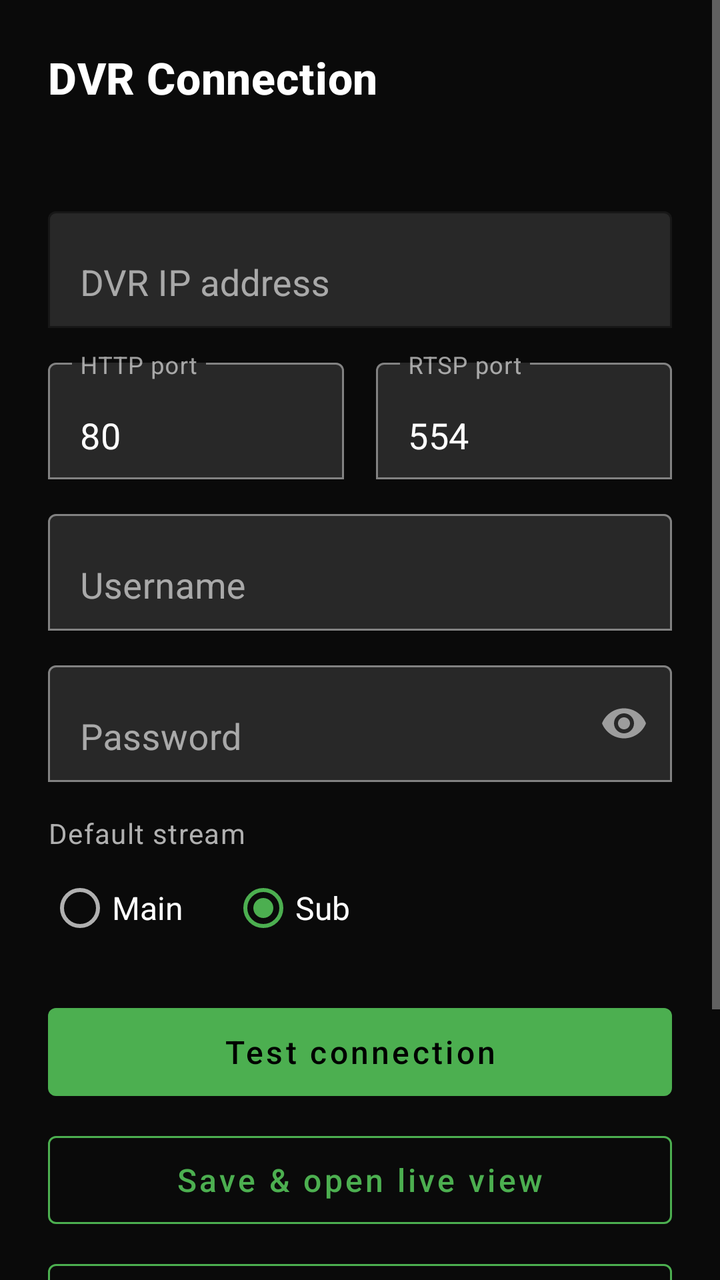
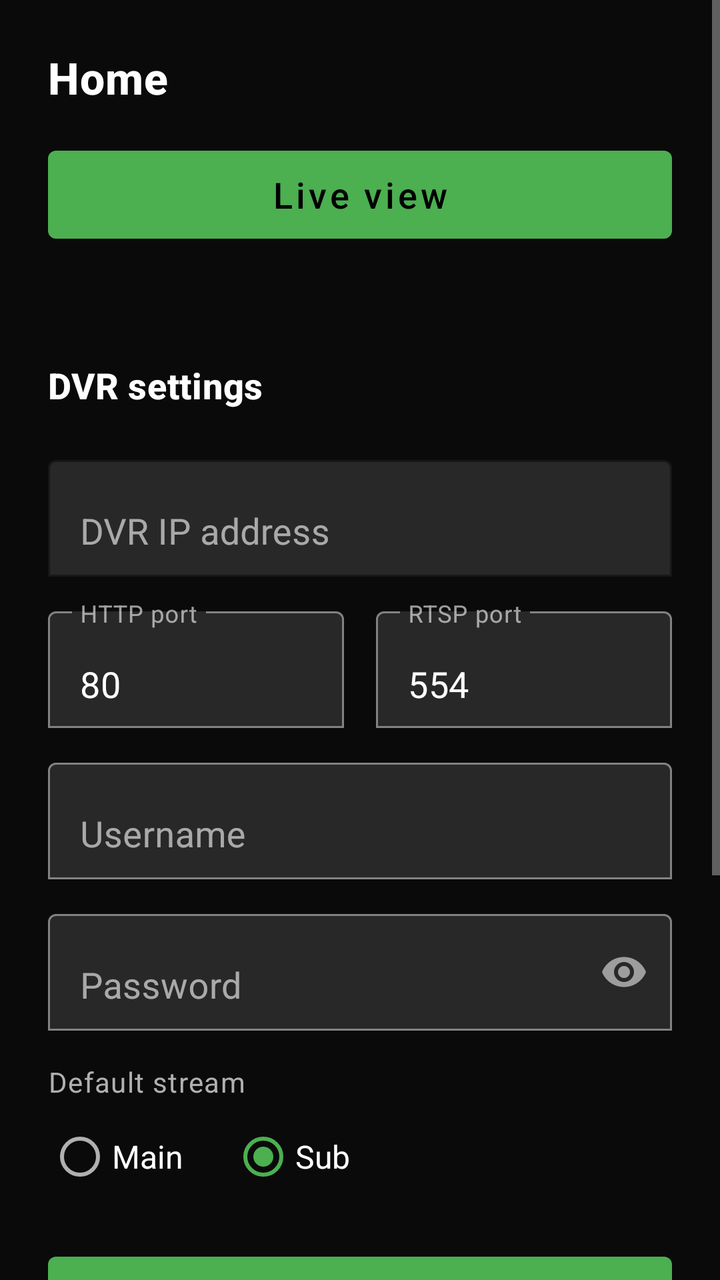

Compare the two renders of this Android layout. The source of the first and the diff that turns it into the second are given below.
<!-- AndroidManifest.xml: activity theme Theme.TruvendCam -->
<!-- res/layout/activity_setup.xml -->
<?xml version="1.0" encoding="utf-8"?>
<ScrollView xmlns:android="http://schemas.android.com/apk/res/android"
    xmlns:app="http://schemas.android.com/apk/res-auto"
    android:layout_width="match_parent"
    android:layout_height="match_parent"
    android:background="@color/bg_dark"
    android:fillViewport="true">

    <LinearLayout
        android:layout_width="match_parent"
        android:layout_height="wrap_content"
        android:orientation="vertical"
        android:padding="24dp">

        <TextView
            android:layout_width="match_parent"
            android:layout_height="wrap_content"
            android:text="@string/setup_title"
            android:textAppearance="@style/TextAppearance.TruvendCam.Title"
            android:focusable="false" />

        <TextView
            android:id="@+id/networkHint"
            android:layout_width="match_parent"
            android:layout_height="wrap_content"
            android:layout_marginTop="8dp"
            android:textAppearance="@style/TextAppearance.TruvendCam.Caption"
            android:focusable="false" />

        <com.google.android.material.textfield.TextInputLayout
            android:layout_width="match_parent"
            android:layout_height="wrap_content"
            android:layout_marginTop="20dp"
            android:hint="@string/hint_ip"
            app:boxBackgroundMode="outline"
            app:boxStrokeColor="@color/accent">

            <com.google.android.material.textfield.TextInputEditText
                android:id="@+id/inputHost"
                android:layout_width="match_parent"
                android:layout_height="wrap_content"
                android:inputType="textUri"
                android:nextFocusDown="@id/inputHttpPort"
                android:textSize="18sp" />
        </com.google.android.material.textfield.TextInputLayout>

        <LinearLayout
            android:layout_width="match_parent"
            android:layout_height="wrap_content"
            android:layout_marginTop="12dp"
            android:orientation="horizontal">

            <com.google.android.material.textfield.TextInputLayout
                android:layout_width="0dp"
                android:layout_height="wrap_content"
                android:layout_marginEnd="8dp"
                android:layout_weight="1"
                android:hint="@string/hint_http_port"
                app:boxBackgroundMode="outline">

                <com.google.android.material.textfield.TextInputEditText
                    android:id="@+id/inputHttpPort"
                    android:layout_width="match_parent"
                    android:layout_height="wrap_content"
                    android:inputType="number"
                    android:nextFocusDown="@id/inputRtspPort"
                    android:text="80"
                    android:textSize="18sp" />
            </com.google.android.material.textfield.TextInputLayout>

            <com.google.android.material.textfield.TextInputLayout
                android:layout_width="0dp"
                android:layout_height="wrap_content"
                android:layout_marginStart="8dp"
                android:layout_weight="1"
                android:hint="@string/hint_rtsp_port"
                app:boxBackgroundMode="outline">

                <com.google.android.material.textfield.TextInputEditText
                    android:id="@+id/inputRtspPort"
                    android:layout_width="match_parent"
                    android:layout_height="wrap_content"
                    android:inputType="number"
                    android:nextFocusDown="@id/inputUsername"
                    android:text="554"
                    android:textSize="18sp" />
            </com.google.android.material.textfield.TextInputLayout>
        </LinearLayout>

        <com.google.android.material.textfield.TextInputLayout
            android:layout_width="match_parent"
            android:layout_height="wrap_content"
            android:layout_marginTop="12dp"
            android:hint="@string/hint_username"
            app:boxBackgroundMode="outline">

            <com.google.android.material.textfield.TextInputEditText
                android:id="@+id/inputUsername"
                android:layout_width="match_parent"
                android:layout_height="wrap_content"
                android:inputType="text"
                android:nextFocusDown="@id/inputPassword"
                android:textSize="18sp" />
        </com.google.android.material.textfield.TextInputLayout>

        <com.google.android.material.textfield.TextInputLayout
            android:layout_width="match_parent"
            android:layout_height="wrap_content"
            android:layout_marginTop="12dp"
            android:hint="@string/hint_password"
            app:boxBackgroundMode="outline"
            app:endIconMode="password_toggle">

            <com.google.android.material.textfield.TextInputEditText
                android:id="@+id/inputPassword"
                android:layout_width="match_parent"
                android:layout_height="wrap_content"
                android:inputType="textPassword"
                android:nextFocusDown="@id/streamTypeGroup"
                android:textSize="18sp" />
        </com.google.android.material.textfield.TextInputLayout>

        <TextView
            android:layout_width="match_parent"
            android:layout_height="wrap_content"
            android:layout_marginTop="16dp"
            android:text="@string/label_stream_type"
            android:textAppearance="@style/TextAppearance.TruvendCam.Caption" />

        <RadioGroup
            android:id="@+id/streamTypeGroup"
            android:layout_width="match_parent"
            android:layout_height="wrap_content"
            android:layout_marginTop="4dp"
            android:nextFocusDown="@id/btnTest"
            android:orientation="horizontal">

            <RadioButton
                android:id="@+id/radioMain"
                android:layout_width="wrap_content"
                android:layout_height="wrap_content"
                android:minHeight="48dp"
                android:text="@string/stream_main"
                android:textColor="@color/text_primary"
                android:textSize="16sp" />

            <RadioButton
                android:id="@+id/radioSub"
                android:layout_width="wrap_content"
                android:layout_height="wrap_content"
                android:layout_marginStart="24dp"
                android:checked="true"
                android:minHeight="48dp"
                android:text="@string/stream_sub"
                android:textColor="@color/text_primary"
                android:textSize="16sp" />
        </RadioGroup>

        <com.google.android.material.button.MaterialButton
            android:id="@+id/btnTest"
            android:layout_width="match_parent"
            android:layout_height="wrap_content"
            android:layout_marginTop="20dp"
            android:focusable="true"
            android:nextFocusDown="@id/btnSave"
            android:text="@string/action_test" />

        <com.google.android.material.button.MaterialButton
            android:id="@+id/btnSave"
            style="@style/Widget.TruvendCam.Button.Secondary"
            android:layout_width="match_parent"
            android:layout_height="wrap_content"
            android:layout_marginTop="8dp"
            android:enabled="false"
            android:focusable="true"
            android:nextFocusDown="@id/btnLogs"
            android:text="@string/action_save_open" />

        <com.google.android.material.button.MaterialButton
            android:id="@+id/btnLogs"
            style="@style/Widget.TruvendCam.Button.Secondary"
            android:layout_width="match_parent"
            android:layout_height="wrap_content"
            android:layout_marginTop="8dp"
            android:focusable="true"
            android:nextFocusDown="@id/btnRelay"
            android:text="@string/action_logs" />

        <com.google.android.material.button.MaterialButton
            android:id="@+id/btnRelay"
            style="@style/Widget.TruvendCam.Button.Secondary"
            android:layout_width="match_parent"
            android:layout_height="wrap_content"
            android:layout_marginTop="8dp"
            android:focusable="true"
            android:text="@string/action_relay" />

        <ProgressBar
            android:id="@+id/progress"
            style="?android:attr/progressBarStyle"
            android:layout_width="wrap_content"
            android:layout_height="wrap_content"
            android:layout_gravity="center_horizontal"
            android:layout_marginTop="16dp"
            android:visibility="gone" />

        <TextView
            android:id="@+id/statusText"
            android:layout_width="match_parent"
            android:layout_height="wrap_content"
            android:layout_marginTop="12dp"
            android:textAppearance="@style/TextAppearance.TruvendCam.Body"
            android:textColor="@color/text_secondary" />

        <TextView
            android:id="@+id/channelsHeader"
            android:layout_width="match_parent"
            android:layout_height="wrap_content"
            android:layout_marginTop="16dp"
            android:text="@string/channels_discovered"
            android:textAppearance="@style/TextAppearance.TruvendCam.Title"
            android:visibility="gone" />

        <androidx.recyclerview.widget.RecyclerView
            android:id="@+id/channelList"
            android:layout_width="match_parent"
            android:layout_height="wrap_content"
            android:layout_marginTop="8dp"
            android:nestedScrollingEnabled="false" />
    </LinearLayout>
</ScrollView>
<!-- resources referenced by this layout -->
<resources>
  <color name="accent">#FF4CAF50</color>
  <color name="bg_dark">#FF0A0A0A</color>
  <color name="text_primary">#FFFFFFFF</color>
  <color name="text_secondary">#FFB0B0B0</color>
  <string name="action_logs">Diagnostic log</string>
  <string name="action_relay">RTSP relay</string>
  <string name="action_save_open">Save &amp; open live view</string>
  <string name="action_test">Test connection</string>
  <string name="channels_discovered">Discovered channels</string>
  <string name="hint_http_port">HTTP port</string>
  <string name="hint_ip">DVR IP address</string>
  <string name="hint_password">Password</string>
  <string name="hint_rtsp_port">RTSP port</string>
  <string name="hint_username">Username</string>
  <string name="label_stream_type">Default stream</string>
  <string name="setup_title">DVR Connection</string>
  <string name="stream_main">Main</string>
  <string name="stream_sub">Sub</string>
  <style name="TextAppearance.TruvendCam.Body" parent="TextAppearance.MaterialComponents.Body1">
          <item name="android:textColor">@color/text_primary</item>
          <item name="android:textSize">16sp</item>
      </style>
  <style name="TextAppearance.TruvendCam.Caption" parent="TextAppearance.MaterialComponents.Caption">
          <item name="android:textColor">@color/text_secondary</item>
          <item name="android:textSize">14sp</item>
      </style>
  <style name="TextAppearance.TruvendCam.Title" parent="TextAppearance.MaterialComponents.Headline6">
          <item name="android:textColor">@color/text_primary</item>
          <item name="android:textSize">22sp</item>
          <item name="android:textStyle">bold</item>
      </style>
  <style name="Widget.TruvendCam.Button.Secondary" parent="Widget.MaterialComponents.Button.OutlinedButton">
          <item name="android:minHeight">56dp</item>
          <item name="android:textAllCaps">false</item>
          <item name="android:textSize">16sp</item>
          <item name="strokeColor">@color/accent</item>
          <item name="android:textColor">@color/accent</item>
          <item name="cornerRadius">4dp</item>
      </style>
  <color name="accent_focus">#FF81C784</color>
  <color name="black">#FF000000</color>
  <style name="Widget.TruvendCam.Button" parent="Widget.MaterialComponents.Button">
          <item name="android:minHeight">56dp</item>
          <item name="android:textAllCaps">false</item>
          <item name="android:textSize">16sp</item>
          <item name="backgroundTint">@color/accent</item>
          <item name="android:textColor">@color/black</item>
          <item name="cornerRadius">4dp</item>
      </style>
  <style name="Widget.TruvendCam.EditText" parent="Widget.AppCompat.EditText">
          <item name="android:minHeight">52dp</item>
          <item name="android:textSize">18sp</item>
          <item name="android:textColor">@color/text_primary</item>
          <item name="android:textColorHint">@color/text_secondary</item>
          <item name="android:backgroundTint">@color/accent</item>
          <item name="android:padding">12dp</item>
      </style>
  <!-- unchanged entries left out for length: 1 -->
</resources>

<!-- the commit's change to res/layout/activity_setup.xml (unified diff, before → after) -->
@@ -15,16 +15,36 @@
         <TextView
             android:layout_width="match_parent"
             android:layout_height="wrap_content"
+            android:text="@string/home_title"
+            android:textAppearance="@style/TextAppearance.TruvendCam.Title"
+            android:focusable="false" />
+
+        <com.google.android.material.button.MaterialButton
+            android:id="@+id/btnLiveView"
+            android:layout_width="match_parent"
+            android:layout_height="wrap_content"
+            android:layout_marginTop="16dp"
+            android:enabled="false"
+            android:focusable="true"
+            android:nextFocusDown="@id/inputHost"
+            android:text="@string/action_live_view"
+            android:textSize="18sp" />
+
+        <TextView
+            android:id="@+id/networkHint"
+            android:layout_width="match_parent"
+            android:layout_height="wrap_content"
+            android:layout_marginTop="20dp"
+            android:textAppearance="@style/TextAppearance.TruvendCam.Caption"
+            android:focusable="false" />
+
+        <TextView
+            android:layout_width="match_parent"
+            android:layout_height="wrap_content"
+            android:layout_marginTop="16dp"
             android:text="@string/setup_title"
             android:textAppearance="@style/TextAppearance.TruvendCam.Title"
-            android:focusable="false" />
-
-        <TextView
-            android:id="@+id/networkHint"
-            android:layout_width="match_parent"
-            android:layout_height="wrap_content"
-            android:layout_marginTop="8dp"
-            android:textAppearance="@style/TextAppearance.TruvendCam.Caption"
+            android:textSize="18sp"
             android:focusable="false" />
 
         <com.google.android.material.textfield.TextInputLayout
@@ -174,7 +194,7 @@
             android:enabled="false"
             android:focusable="true"
             android:nextFocusDown="@id/btnLogs"
-            android:text="@string/action_save_open" />
+            android:text="@string/action_save" />
 
         <com.google.android.material.button.MaterialButton
             android:id="@+id/btnLogs"
<!-- resource entries referenced after the edit -->
@@ -4,9 +4,10 @@
   <color name="bg_dark">#FF0A0A0A</color>
   <color name="text_primary">#FFFFFFFF</color>
   <color name="text_secondary">#FFB0B0B0</color>
+  <string name="action_live_view">Live view</string>
   <string name="action_logs">Diagnostic log</string>
   <string name="action_relay">RTSP relay</string>
-  <string name="action_save_open">Save &amp; open live view</string>
+  <string name="action_save">Save</string>
   <string name="action_test">Test connection</string>
   <string name="channels_discovered">Discovered channels</string>
   <string name="hint_http_port">HTTP port</string>
@@ -14,8 +15,9 @@
   <string name="hint_password">Password</string>
   <string name="hint_rtsp_port">RTSP port</string>
   <string name="hint_username">Username</string>
+  <string name="home_title">Home</string>
   <string name="label_stream_type">Default stream</string>
-  <string name="setup_title">DVR Connection</string>
+  <string name="setup_title">DVR settings</string>
   <string name="stream_main">Main</string>
   <string name="stream_sub">Sub</string>
   <style name="TextAppearance.TruvendCam.Body" parent="TextAppearance.MaterialComponents.Body1">
